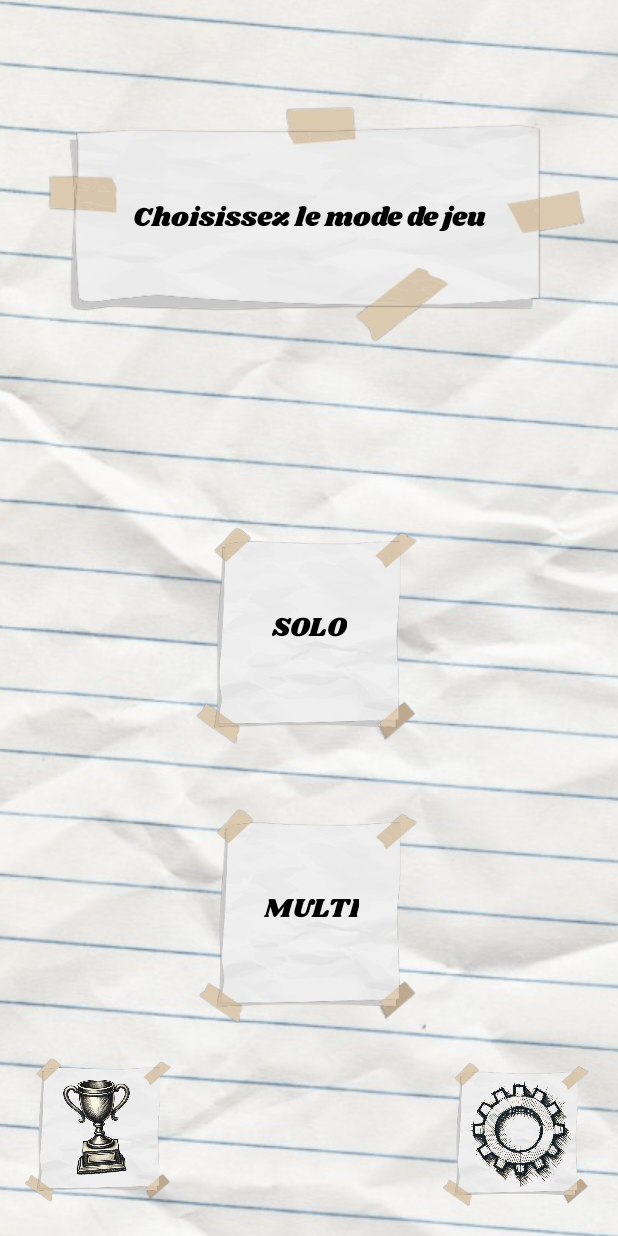
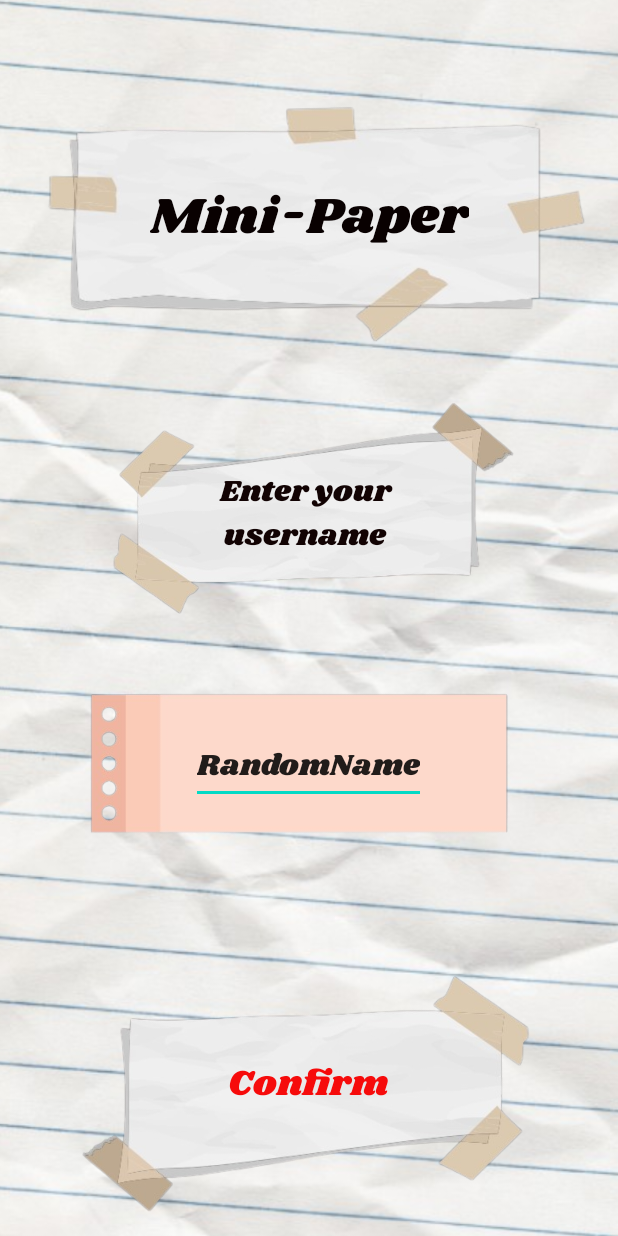
Before and after one commit to MasterPNJ/MiniPaper, an Android app built with Jetpack Compose: the screen it shows after launch (MainActivity before the commit, FirstConnexionActivity after it), on a phone screen of 412 x 824 dp. Run offline under Robolectric (Android 15) with nearby library versions, the phone set to English and light mode, and no system bars.

Commit message:
Add : First connexion menu
Add : First connexion menu

```diff
--- a/app/src/main/AndroidManifest.xml
+++ b/app/src/main/AndroidManifest.xml
@@ -12,34 +12,47 @@
         android:supportsRtl="true"
         android:theme="@style/Theme.MiniPaper"
         tools:targetApi="31">
+
         <activity
             android:name=".OptionsActivity"
             android:screenOrientation="portrait"
             android:exported="false"
             android:label="@string/title_activity_options"
             android:theme="@style/Theme.MiniPaper" />
+
+        <!-- FirstConnexionActivity devient l'activité principale (Launcher) -->
+        <activity
+            android:name=".FirstConnexionActivity"
+            android:label="@string/app_name"
+            android:screenOrientation="portrait"
+            android:exported="true"
+            android:theme="@style/Theme.MiniPaper">
+            <intent-filter>
+                <action android:name="android.intent.action.MAIN" />
+                <category android:name="android.intent.category.LAUNCHER" />
+            </intent-filter>
+        </activity>
+
         <activity
             android:name=".CountdownActivity"
             android:screenOrientation="portrait"
             android:exported="false"
             android:label="@string/title_countdown_activity"
             android:theme="@style/Theme.MiniPaper" />
+
         <activity
             android:name=".RandomtapActivity"
             android:screenOrientation="portrait"
             android:exported="false"
             android:label="@string/title_randomtap_activity"
             android:theme="@style/Theme.MiniPaper" />
+
         <activity
             android:name=".MainActivity"
             android:screenOrientation="portrait"
-            android:exported="true">
-            <intent-filter>
-                <action android:name="android.intent.action.MAIN" />
+            android:exported="false"
+            android:theme="@style/Theme.MiniPaper" />
 
-                <category android:name="android.intent.category.LAUNCHER" />
-            </intent-filter>
-        </activity>
     </application>
 
 </manifest>
--- /dev/null
+++ b/app/src/main/java/com/example/minipaper/FirstConnexionActivity.kt
@@ -0,0 +1,48 @@
+package com.example.minipaper
+
+import android.content.Intent
+import android.os.Bundle
+import android.widget.EditText
+import android.widget.TextView
+import android.widget.Toast
+import androidx.appcompat.app.AppCompatActivity
+
+class FirstConnexionActivity : AppCompatActivity() {
+
+    private val prefsname = "MyPrefs"
+    private val usernamekey = "username"
+
+    override fun onCreate(savedInstanceState: Bundle?) {
+        super.onCreate(savedInstanceState)
+        setContentView(R.layout.activity_first_connexion)
+
+        // Récupérer l'EditText et le "bouton" Confirm
+        val editTextUsername = findViewById<EditText>(R.id.editTextUsername)
+        val confirmTextView = findViewById<TextView>(R.id.textView16)
+
+        // Charger le dernier pseudo enregistré (s'il existe) pour préremplir
+        val sharedPref = getSharedPreferences(prefsname, MODE_PRIVATE)
+        val savedUsername = sharedPref.getString(usernamekey, null)
+        if (!savedUsername.isNullOrEmpty()) {
+            // On affiche le dernier pseudo dans l'EditText
+            editTextUsername.setText(savedUsername)
+        }
+
+        // Gérer le clic sur "Confirm"
+        confirmTextView.setOnClickListener {
+            val username = editTextUsername.text.toString().trim()
+            if (username.isEmpty()) {
+                Toast.makeText(this, "Please enter a valid username", Toast.LENGTH_SHORT).show()
+            } else {
+                // Enregistrer le pseudo dans les préférences
+                sharedPref.edit()
+                    .putString(usernamekey, username)
+                    .apply()
+
+                // Passer à MainActivity
+                startActivity(Intent(this, MainActivity::class.java))
+                finish()
+            }
+        }
+    }
+}
--- /dev/null
+++ b/app/src/main/res/layout/activity_first_connexion.xml
@@ -0,0 +1,125 @@
+<?xml version="1.0" encoding="utf-8"?>
+<androidx.constraintlayout.widget.ConstraintLayout xmlns:android="http://schemas.android.com/apk/res/android"
+    xmlns:app="http://schemas.android.com/apk/res-auto"
+    xmlns:tools="http://schemas.android.com/tools"
+    android:layout_width="match_parent"
+    android:layout_height="match_parent">
+
+    <ImageView
+        android:id="@+id/backgroundImage6"
+        android:layout_width="2000dp"
+        android:layout_height="match_parent"
+        android:adjustViewBounds="true"
+        android:scaleType="centerCrop"
+        android:src="@drawable/fondhd"
+        app:layout_constraintBottom_toBottomOf="parent"
+        app:layout_constraintEnd_toEndOf="parent"
+        app:layout_constraintStart_toStartOf="parent"
+        app:layout_constraintTop_toTopOf="parent"
+        app:layout_constraintVertical_bias="1.0" />
+
+    <ImageView
+        android:id="@+id/imageView18"
+        android:layout_width="wrap_content"
+        android:layout_height="wrap_content"
+        app:layout_constraintBottom_toBottomOf="@+id/backgroundImage6"
+        app:layout_constraintEnd_toEndOf="parent"
+        app:layout_constraintHorizontal_bias="0.0"
+        app:layout_constraintStart_toStartOf="parent"
+        app:layout_constraintTop_toTopOf="@+id/backgroundImage6"
+        app:layout_constraintVertical_bias="0.0"
+        app:srcCompat="@drawable/paper_6" />
+
+    <TextView
+        android:id="@+id/textView12"
+        android:layout_width="wrap_content"
+        android:layout_height="wrap_content"
+        android:fontFamily="@font/shrikhand"
+        android:text="Mini-Paper"
+        android:textColor="#090101"
+        android:textSize="34sp"
+        app:layout_constraintBottom_toBottomOf="@+id/imageView18"
+        app:layout_constraintEnd_toEndOf="parent"
+        app:layout_constraintStart_toStartOf="@+id/imageView18"
+        app:layout_constraintTop_toTopOf="@+id/backgroundImage6" />
+
+    <ImageView
+        android:id="@+id/imageView20"
+        android:layout_width="275dp"
+        android:layout_height="239dp"
+        android:rotation="180"
+        app:layout_constraintBottom_toBottomOf="@+id/backgroundImage6"
+        app:layout_constraintEnd_toEndOf="parent"
+        app:layout_constraintStart_toStartOf="parent"
+        app:layout_constraintTop_toTopOf="@+id/backgroundImage6"
+        app:layout_constraintVertical_bias="0.394"
+        app:srcCompat="@drawable/paper_1" />
+
+    <TextView
+        android:id="@+id/textView13"
+        android:layout_width="205dp"
+        android:layout_height="62dp"
+        android:fontFamily="@font/shrikhand"
+        android:text="Enter your username"
+        android:textAlignment="center"
+        android:textColor="#120303"
+        android:textSize="20sp"
+        app:layout_constraintBottom_toBottomOf="@+id/imageView20"
+        app:layout_constraintEnd_toEndOf="@+id/imageView20"
+        app:layout_constraintHorizontal_bias="0.457"
+        app:layout_constraintStart_toStartOf="@+id/imageView20"
+        app:layout_constraintTop_toTopOf="@+id/imageView20"
+        app:layout_constraintVertical_bias="0.468" />
+
+    <ImageView
+        android:id="@+id/imageView21"
+        android:layout_width="318dp"
+        android:layout_height="180dp"
+        app:layout_constraintBottom_toBottomOf="@+id/backgroundImage6"
+        app:layout_constraintEnd_toEndOf="parent"
+        app:layout_constraintHorizontal_bias="0.494"
+        app:layout_constraintStart_toStartOf="parent"
+        app:layout_constraintTop_toTopOf="@+id/backgroundImage6"
+        app:layout_constraintVertical_bias="0.653"
+        app:srcCompat="@drawable/paper_5" />
+
+    <EditText
+        android:id="@+id/editTextUsername"
+        android:layout_width="wrap_content"
+        android:layout_height="wrap_content"
+        android:fontFamily="@font/shrikhand"
+        android:text="RandomName"
+        android:textSize="20sp"
+        app:layout_constraintBottom_toBottomOf="@+id/imageView21"
+        app:layout_constraintEnd_toEndOf="@+id/imageView21"
+        app:layout_constraintStart_toStartOf="@+id/imageView21"
+        app:layout_constraintTop_toTopOf="@+id/imageView21" />
+
+    <ImageView
+        android:id="@+id/imageView22"
+        android:layout_width="321dp"
+        android:layout_height="215dp"
+        app:layout_constraintBottom_toBottomOf="parent"
+        app:layout_constraintEnd_toEndOf="parent"
+        app:layout_constraintHorizontal_bias="0.511"
+        app:layout_constraintStart_toStartOf="parent"
+        app:layout_constraintTop_toBottomOf="@+id/imageView21"
+        app:layout_constraintVertical_bias="1.0"
+        app:srcCompat="@drawable/paper_1" />
+
+    <TextView
+        android:id="@+id/textView16"
+        android:layout_width="wrap_content"
+        android:layout_height="wrap_content"
+        android:fontFamily="@font/shrikhand"
+        android:text="Confirm"
+        android:textColor="#F60B0B"
+        android:textSize="24sp"
+        app:layout_constraintBottom_toBottomOf="parent"
+        app:layout_constraintEnd_toEndOf="@+id/imageView22"
+        app:layout_constraintHorizontal_bias="0.494"
+        app:layout_constraintStart_toStartOf="@+id/imageView22"
+        app:layout_constraintTop_toTopOf="@+id/imageView22"
+        app:layout_constraintVertical_bias="0.536" />
+
+</androidx.constraintlayout.widget.ConstraintLayout>
--- a/app/src/main/res/values/strings.xml
+++ b/app/src/main/res/values/strings.xml
@@ -3,4 +3,5 @@
     <string name="title_activity_options">OptionsActivity</string>
     <string name="title_countdown_activity" />
     <string name="title_randomtap_activity" />
+    <string name="title_first_connexion_activity" />
 </resources>
```
